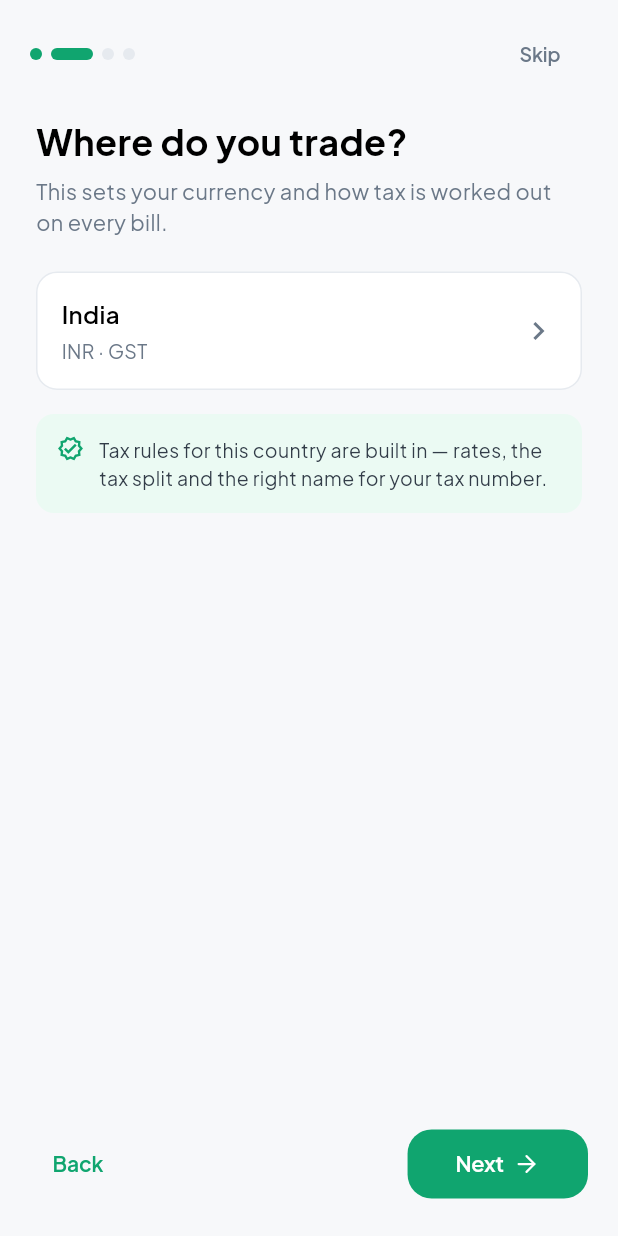
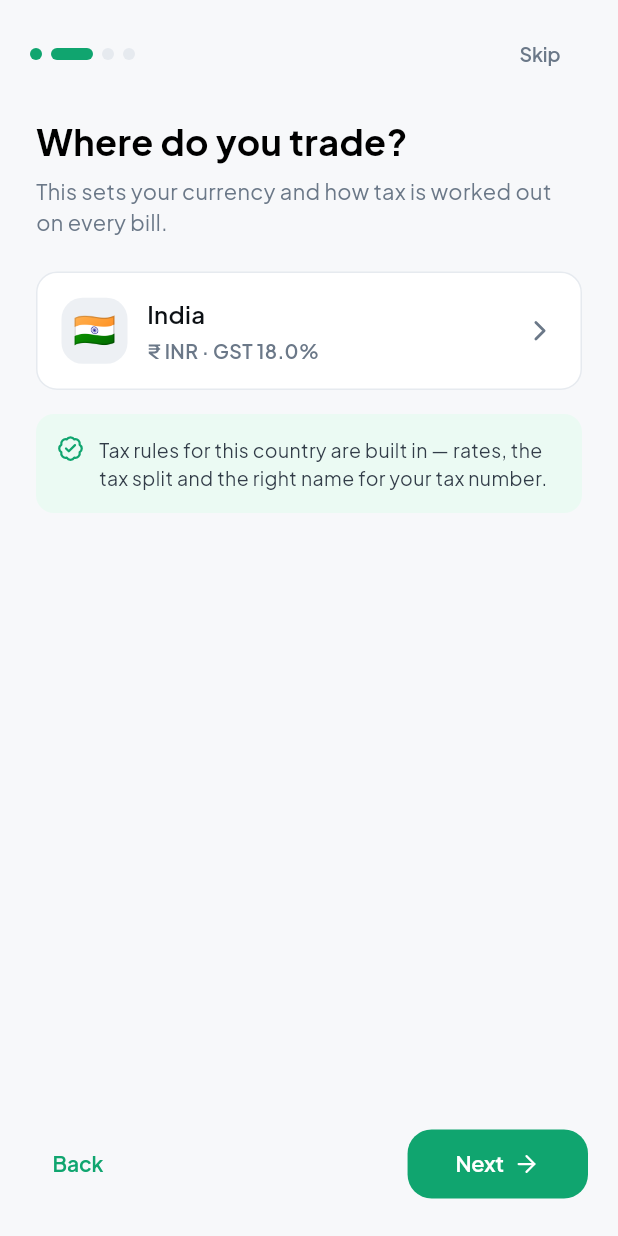
Before and after one commit to dakshu007/billzap, a Flutter app: the OnboardingScreen screen opened by its route, swiped to page 2, on a phone screen of 412 x 824 dp. Run offline on Flutter 3.47's test engine with Material 3 defaults, Android fonts, the phone set to English and light mode, and no system bars; our stand-ins replace file_picker, flutter_riverpod, gap, go_router, google_fonts, hive_ce_flutter and 7 more; missing offline and left inert: barcode; accounts and stored records are empty; project files that could hold a hidden picture were left out.

Commit message:
Bring the onboarding country step up to the app's standard
It was the last screen still drawing raw Material icons and raw
TextStyles, which is visible: the glyphs are the wrong weight next to
every other screen's Lucide set, and the type is off the ramp.

Now on Symbols and AppFont like everywhere else, with the country's
flag beside the name so the choice can be confirmed at a glance rather
than by reading, the currency symbol and the rate alongside the code,
and the unconfirmed notice tinted the same warning orange it uses in
Settings — so the one state that asks the shopkeeper to go and check
something looks like it, in both places they can see it.

Co-Authored-By: Claude Opus 5 <noreply@anthropic.com>
Claude-Session: https://claude.ai/code/session_016iwNHue8rzbSkYfgDBK6gM

```diff
--- a/lib/screens/onboarding/onboarding_screen.dart
+++ b/lib/screens/onboarding/onboarding_screen.dart
@@ -83,11 +83,15 @@ class _OnboardingScreenState extends ConsumerState<OnboardingScreen> {
     // Same three states as Settings. A rate pre-filled from the table is
     // neither "built in" nor "nothing" and must not be shown as either.
     final (noticeKey, noticeIcon) = switch (profile.confidence) {
-      TaxConfidence.verified => ('onboard.country_known', Icons.verified_outlined),
-      TaxConfidence.unconfirmed => ('set.tax_unconfirmed', Icons.help_outline),
-      TaxConfidence.selfDeclared => ('onboard.country_custom', Icons.tune),
+      TaxConfidence.verified => ('onboard.country_known', Symbols.verified),
+      TaxConfidence.unconfirmed => ('set.tax_unconfirmed', Symbols.help),
+      TaxConfidence.selfDeclared => ('onboard.country_custom', Symbols.tune),
     };
     final known = profile.confidence == TaxConfidence.verified;
+    // The middle state is the only one that asks the shopkeeper to go
+    // and check something, so it is the only one tinted as a warning.
+    final needsConfirming = profile.confidence == TaxConfidence.unconfirmed;
+    final flag = countryFlag(_country);
 
     return SingleChildScrollView(
       padding: const EdgeInsets.symmetric(horizontal: 24),
@@ -117,26 +121,48 @@ class _OnboardingScreenState extends ConsumerState<OnboardingScreen> {
               ),
               child: Row(
                 children: [
+                  // The flag, so the shopkeeper can confirm the choice
+                  // at a glance rather than by reading.
+                  Container(
+                    width: 44, height: 44,
+                    alignment: Alignment.center,
+                    decoration: BoxDecoration(
+                      color: AppColors.inset,
+                      borderRadius: BorderRadius.circular(14)),
+                    child: flag.isEmpty
+                        ? Icon(Symbols.public,
+                            color: AppColors.t3, size: 22)
+                        : Text(flag, style: const TextStyle(fontSize: 23)),
+                  ),
+                  const Gap(13),
                   Expanded(
                     child: Column(
                       crossAxisAlignment: CrossAxisAlignment.start,
                       children: [
                         Text(country?.name ?? 'Select a country',
-                            style: const TextStyle(
-                                fontSize: 16, fontWeight: FontWeight.w600)),
+                            maxLines: 1,
+                            overflow: TextOverflow.ellipsis,
+                            style: AppFont.sans(
+                                fontSize: 16,
+                                fontWeight: FontWeight.w600,
+                                color: AppColors.t1)),
                         const Gap(3),
                         Text(
                           country == null
                               ? ''
-                              : '${country.currencyCode} · '
-                                  '${profile.taxName}',
-                          style:
-                              TextStyle(fontSize: 13, color: AppColors.t3),
+                              : '${country.currencySymbol.trim()} '
+                                  '${country.currencyCode} · '
+                                  '${profile.taxName}'
+                                  '${profile.defaultRate > 0 ? " ${profile.defaultRate}%" : ""}',
+                          style: AppFont.sans(
+                              fontSize: 13,
+                              fontWeight: FontWeight.w600,
+                              color: AppColors.t3),
                         ),
                       ],
                     ),
                   ),
-                  Icon(Icons.chevron_right, color: AppColors.t3),
+                  Icon(Symbols.chevron_right, color: AppColors.t3, size: 22),
                 ],
               ),
             ),
@@ -148,20 +174,34 @@ class _OnboardingScreenState extends ConsumerState<OnboardingScreen> {
           Container(
             padding: const EdgeInsets.all(14),
             decoration: BoxDecoration(
-              color: known ? AppColors.brandSofter : AppColors.inset,
+              color: known
+                  ? AppColors.brandSofter
+                  : needsConfirming
+                      ? AppColors.orangeSoft
+                      : AppColors.inset,
               borderRadius: BorderRadius.circular(12),
             ),
             child: Row(
               crossAxisAlignment: CrossAxisAlignment.start,
               children: [
-                Icon(noticeIcon, size: 18,
-                    color: known ? AppColors.brand : AppColors.t3),
+                Icon(noticeIcon,
+                    size: 18,
+                    color: known
+                        ? AppColors.brand
+                        : needsConfirming
+                            ? AppColors.orange
+                            : AppColors.t3),
                 const Gap(10),
                 Expanded(
                   child: Text(
                     trGlobal(noticeKey),
-                    style: TextStyle(
-                        fontSize: 13, height: 1.45, color: AppColors.t2),
+                    style: AppFont.sans(
+                        fontSize: 13,
+                        height: 1.45,
+                        fontWeight:
+                            needsConfirming ? FontWeight.w600 : FontWeight.w400,
+                        color:
+                            needsConfirming ? AppColors.orange : AppColors.t2),
                   ),
                 ),
               ],
```
